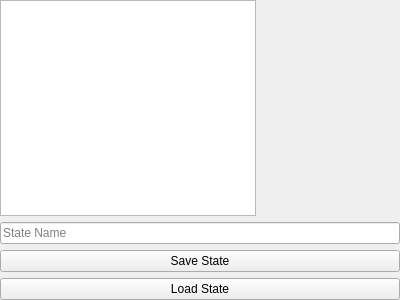
This is qtBuildSystem/Mu/statemanager.ui in meepingsnesroms/Mu as Qt 5 draws it before an edit. The edited form follows.
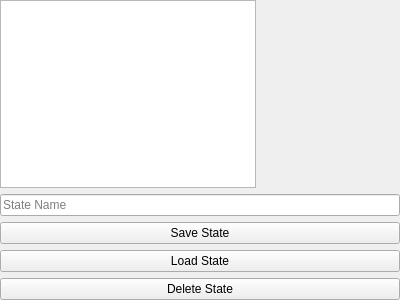
This is the edited form.

Patch:
```diff
--- a/qtBuildSystem/Mu/statemanager.ui
+++ b/qtBuildSystem/Mu/statemanager.ui
@@ -90,6 +90,16 @@
      </property>
     </widget>
    </item>
+   <item>
+    <widget class="QPushButton" name="deleteState">
+     <property name="text">
+      <string>Delete State</string>
+     </property>
+     <property name="autoDefault">
+      <bool>false</bool>
+     </property>
+    </widget>
+   </item>
   </layout>
  </widget>
  <resources/>
```
